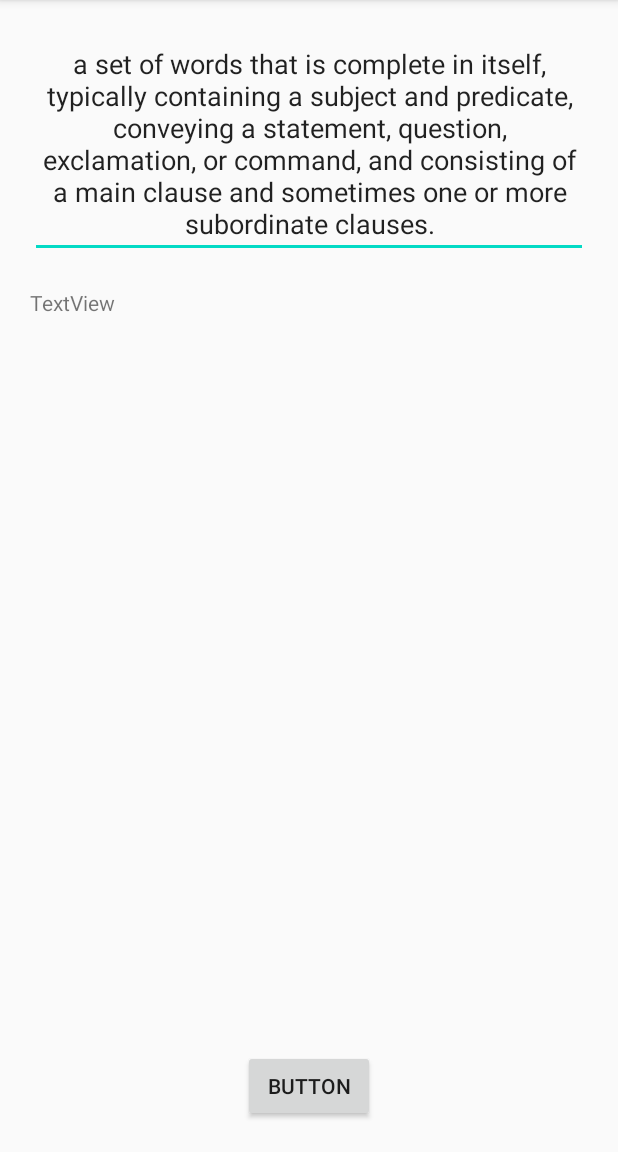
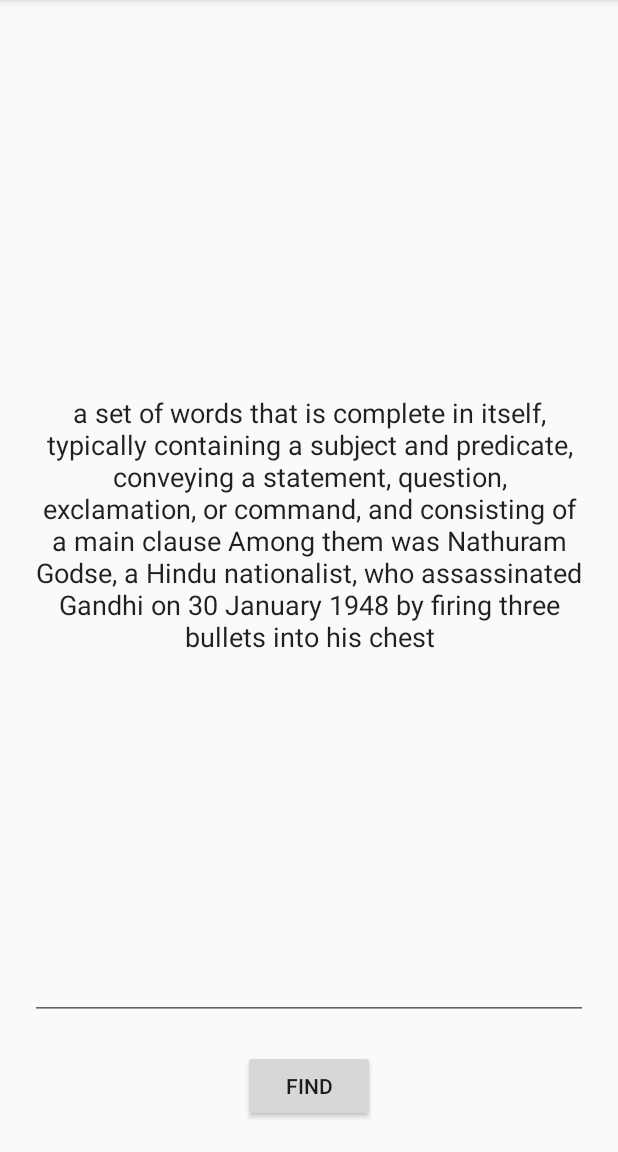
Before and after one commit to akshayrajeev/Meaning-Link, an Android app: the screen it shows after launch (MainActivity), on a phone screen of 412 x 824 dp, the part 84-1236 px from its top. Run offline under Robolectric (Android 15) with nearby library versions, the phone set to English and light mode, and no system bars.

```diff
--- a/app/src/main/res/layout/activity_main.xml
+++ b/app/src/main/res/layout/activity_main.xml
@@ -4,18 +4,37 @@
     xmlns:tools="http://schemas.android.com/tools"
     android:layout_width="match_parent"
     android:layout_height="match_parent"
+    android:focusable="true"
+    android:focusableInTouchMode="true"
     android:padding="@dimen/padding"
     tools:context=".MainActivity">
+
+    <TextView
+        android:id="@+id/activity_main_tv_result"
+        android:layout_width="0dp"
+        android:layout_height="wrap_content"
+        android:layout_marginBottom="@dimen/padding"
+        android:gravity="center"
+        android:scrollbars="vertical"
+        android:textSize="18dp"
+        android:visibility="visible"
+        app:layout_constraintBottom_toTopOf="@+id/activity_main_btn_find"
+        app:layout_constraintEnd_toEndOf="parent"
+        app:layout_constraintStart_toStartOf="parent"
+        app:layout_constraintTop_toTopOf="parent"
+        app:layout_constraintVertical_bias="0.0" />
 
     <EditText
         android:id="@+id/activity_main_et_input"
         android:layout_width="0dp"
-        android:layout_height="wrap_content"
+        android:layout_height="0dp"
+        android:layout_marginBottom="@dimen/padding"
         android:ems="10"
         android:gravity="center"
         android:hint="@string/enter_text_here"
         android:inputType="textMultiLine"
-        android:text="a set of words that is complete in itself, typically containing a subject and predicate, conveying a statement, question, exclamation, or command, and consisting of a main clause and sometimes one or more subordinate clauses."
+        android:text="a set of words that is complete in itself, typically containing a subject and predicate, conveying a statement, question, exclamation, or command, and consisting of a main clause Among them was Nathuram Godse, a Hindu nationalist, who assassinated Gandhi on 30 January 1948 by firing three bullets into his chest"
+        app:layout_constraintBottom_toTopOf="@+id/activity_main_btn_find"
         app:layout_constraintEnd_toEndOf="parent"
         app:layout_constraintStart_toStartOf="parent"
         app:layout_constraintTop_toTopOf="parent" />
@@ -24,20 +43,9 @@
         android:id="@+id/activity_main_btn_find"
         android:layout_width="wrap_content"
         android:layout_height="wrap_content"
-        android:text="Button"
+        android:text="Find"
         app:layout_constraintBottom_toBottomOf="parent"
         app:layout_constraintEnd_toEndOf="parent"
         app:layout_constraintStart_toStartOf="parent" />
 
-    <TextView
-        android:id="@+id/textView"
-        android:layout_width="0dp"
-        android:layout_height="0dp"
-        android:layout_marginTop="20dp"
-        android:clickable="true"
-        android:text="TextView"
-        app:layout_constraintBottom_toTopOf="@+id/activity_main_btn_find"
-        app:layout_constraintEnd_toEndOf="parent"
-        app:layout_constraintStart_toStartOf="parent"
-        app:layout_constraintTop_toBottomOf="@+id/activity_main_et_input" />
 </androidx.constraintlayout.widget.ConstraintLayout>
--- a/app/src/main/res/values/strings.xml
+++ b/app/src/main/res/values/strings.xml
@@ -1,4 +1,6 @@
 <resources>
     <string name="app_name">Meaning Link</string>
     <string name="enter_text_here">Enter Text Here</string>
+    <string name="find">Find</string>
+    <string name="edit">Edit</string>
 </resources>
--- a/build.gradle
+++ b/build.gradle
@@ -8,7 +8,7 @@ buildscript {
 
     }
     dependencies {
-        classpath 'com.android.tools.build:gradle:3.6.3'
+        classpath 'com.android.tools.build:gradle:4.0.0'
 
 
         // NOTE: Do not place your application dependencies here; they belong
```
Also changed, not shown: app/src/main/java/com/meaninglink/MainActivity.java (+91 -67 lines), gradle/wrapper/gradle-wrapper.properties.
